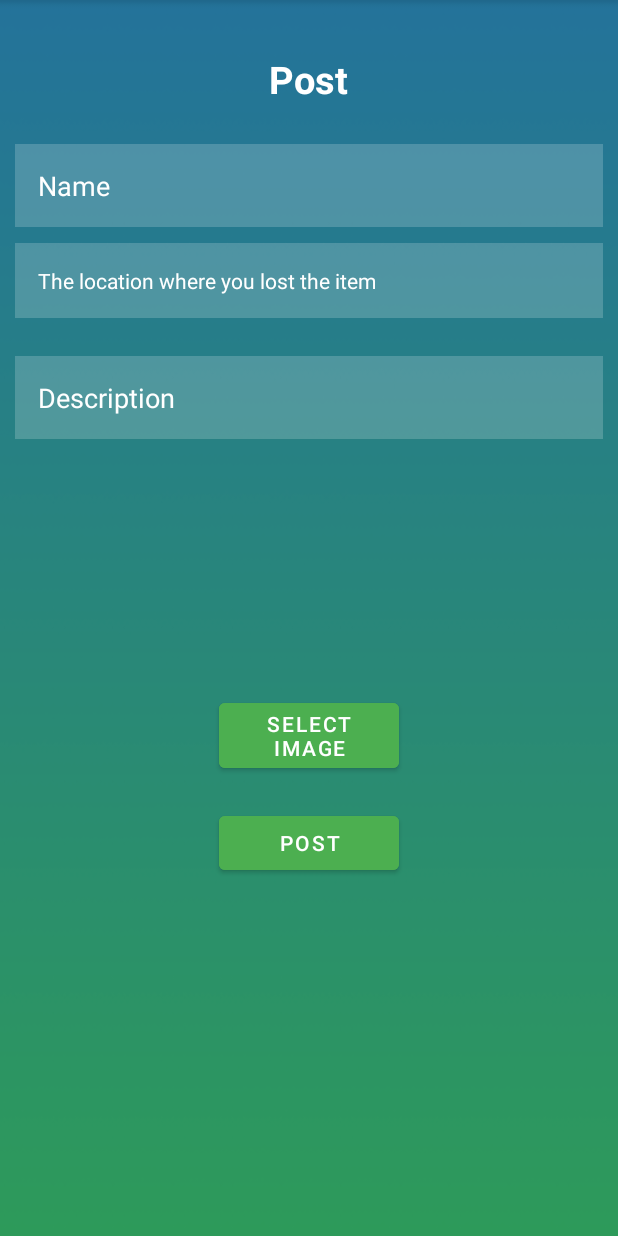
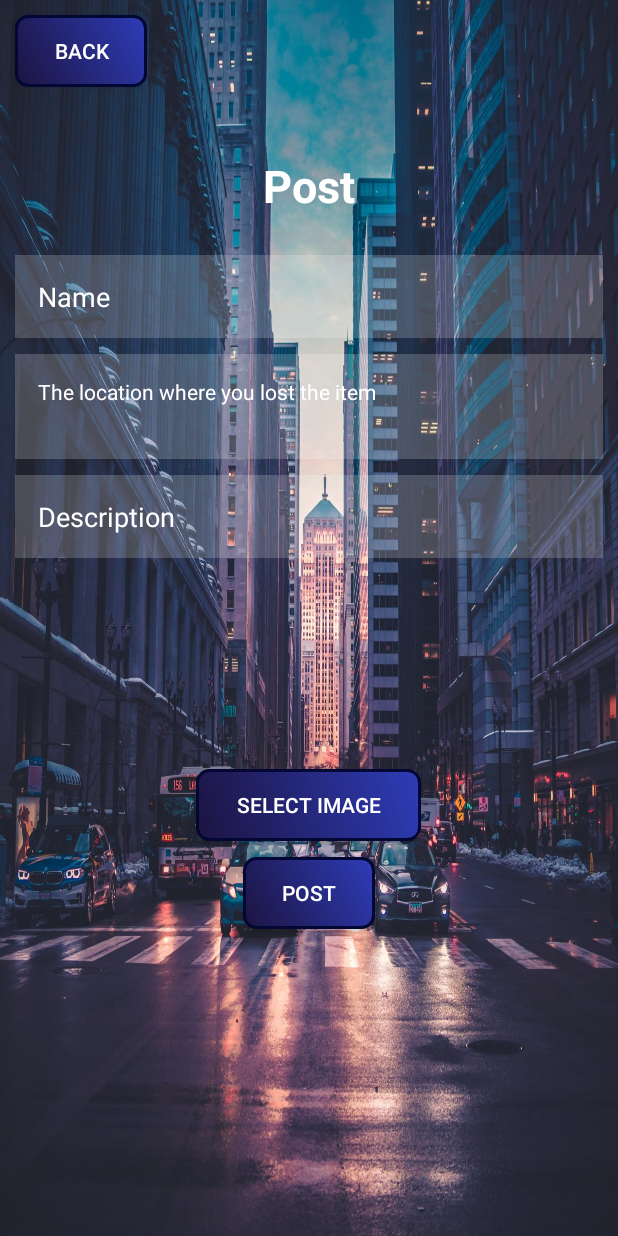
Before and after one commit to TejasBudhwal/location_app, an Android app: the PostActivity screen opened directly, with no data from a screen before it, on a phone screen of 412 x 824 dp. Run offline under Robolectric (Android 15) with nearby library versions, the light colour scheme and no system bars; our stand-ins replace Firebase (no records; nobody signed in at launch, a user with empty details on screens opened directly); pictures from the network do not load.

Commit message:
UI changes

```diff
--- a/app/src/main/AndroidManifest.xml
+++ b/app/src/main/AndroidManifest.xml
@@ -35,8 +35,7 @@
         </activity>
         <activity
             android:name=".PostActivity"
-            android:exported="false"
-            android:theme="@style/Theme.MaterialComponents.Light.NoActionBar">
+            android:exported="false">
             <meta-data
                 android:name="android.app.lib_name"
                 android:value="" />
--- a/app/src/main/java/com/example/evchargingstationlocator/PostActivity.java
+++ b/app/src/main/java/com/example/evchargingstationlocator/PostActivity.java
@@ -52,10 +52,10 @@ public class PostActivity extends AppCompatActivity {
 
     FirebaseAuth fAuth;
     String userID;
-    Button selectImage, post;
+    Button selectImage, post, back;
     ImageView selected_image;
     TextView location;
-        EditText message;
+    EditText message;
     ProgressDialog progressDialog;
     EditText Image_name;
     Uri imageUri;
@@ -95,6 +95,17 @@ public class PostActivity extends AppCompatActivity {
         super.onCreate(savedInstanceState);
         setContentView(R.layout.activity_post);
 
+        back = findViewById(R.id.backButton);
+
+        back.setOnClickListener(new View.OnClickListener() {
+            @Override
+            public void onClick(View view) {
+                Intent intent = new Intent(getApplicationContext(), SavedActivity.class);
+                startActivity(intent);
+                finish();
+            }
+        });
+
         init();
 
         auth = FirebaseAuth.getInstance();
@@ -118,7 +129,7 @@ public class PostActivity extends AppCompatActivity {
 // Retrieve the String passed from ActivityA using the key
         if (intent != null) {
             Location = intent.getStringExtra("Location");
-            Toast.makeText(this, "Location: " + Location, Toast.LENGTH_SHORT).show();
+            //Toast.makeText(this, "Location: " + Location, Toast.LENGTH_SHORT).show();
             if( Location != null ) location.setText(Location);
             Latitude = intent.getDoubleExtra("Latitude", 0.0);
             Longitude = intent.getDoubleExtra("Longitude", 0.0);
@@ -175,7 +186,7 @@ public class PostActivity extends AppCompatActivity {
         }).addOnFailureListener(new OnFailureListener() {
             @Override
             public void onFailure(@NonNull Exception e) {
-                Toast.makeText(PostActivity.this, "No posts exist for this location", Toast.LENGTH_SHORT).show();
+                Toast.makeText(PostActivity.this, "An error occured", Toast.LENGTH_SHORT).show();
             }
         });
 
--- /dev/null
+++ b/app/src/main/res/drawable/custom_button_background.xml
@@ -0,0 +1,13 @@
+<shape xmlns:android="http://schemas.android.com/apk/res/android">
+
+    <gradient
+        android:startColor="#1c1440"
+        android:endColor="#2e3cb8"
+        android:angle="45"/>
+
+    <corners android:radius="8dp" />
+
+    <stroke
+        android:width="2dp"
+        android:color="#020733" />
+</shape>
--- a/app/src/main/res/layout/activity_maps.xml
+++ b/app/src/main/res/layout/activity_maps.xml
@@ -54,9 +54,11 @@
             android:background="@drawable/rounded_edittext"
             android:backgroundTint="@color/white"
             android:ems="10"
+            android:textSize="15sp"
             android:hint="Type Location"
             android:inputType="text"
             android:textColor="@color/black"
+            android:paddingStart="15dp"
             app:layout_constraintStart_toStartOf="@+id/map"
             app:layout_constraintTop_toBottomOf="@+id/appBarLayout" />
 
@@ -85,7 +87,7 @@
             android:drawablePadding="8dp"
             android:padding="16dp"
             android:gravity="center"
-            android:drawableStart="@drawable/img" />
+            android:drawableStart="@drawable/add_location" />
 
 
 
--- a/app/src/main/res/layout/activity_post.xml
+++ b/app/src/main/res/layout/activity_post.xml
@@ -4,13 +4,22 @@
     xmlns:tools="http://schemas.android.com/tools"
     android:layout_width="match_parent"
     android:layout_height="match_parent"
-    android:background="@drawable/background2"
+    android:background="@drawable/buildings2"
     tools:context=".PostActivity">
 
     <LinearLayout
         android:layout_width="match_parent"
         android:layout_height="match_parent"
         android:orientation="vertical">
+
+        <Button
+            android:id="@+id/backButton"
+            android:layout_width="wrap_content"
+            android:layout_height="wrap_content"
+            android:layout_margin="10dp"
+            android:text="Back"
+            android:background="@drawable/custom_button_background"
+            android:textColor="#FFFFFF" />
 
         <TextView
             android:id="@+id/pfli"
@@ -22,7 +31,7 @@
             android:layout_marginBottom="5dp"
             android:text="Post"
             android:textStyle="bold"
-            android:textSize="25sp"
+            android:textSize="30sp"
             android:padding="15dp"
             android:textColor="@color/white"
             android:textColorHint="@color/white" />
@@ -44,7 +53,7 @@
         <TextView
             android:id="@+id/pfli_location"
             android:layout_width="match_parent"
-            android:layout_height="wrap_content"
+            android:layout_height="70dp"
             android:layout_marginHorizontal="10dp"
             android:layout_marginVertical="5dp"
             android:background="#30ffffff"
@@ -58,7 +67,7 @@
             android:layout_width="match_parent"
             android:layout_height="wrap_content"
             android:layout_marginHorizontal="10dp"
-            android:layout_marginVertical="20dp"
+            android:layout_marginVertical="5dp"
             android:background="#30ffffff"
             android:hint="Description"
             android:padding="15dp"
@@ -72,30 +81,25 @@
             android:layout_gravity="center"
             tools:srcCompat="@tools:sample/avatars" />
 
-        <com.google.android.material.button.MaterialButton
+        <Button
             android:id="@+id/pfli_image_select"
-            android:layout_width="120dp"
+            android:layout_width="150dp"
             android:layout_height="wrap_content"
-            android:layout_gravity="center"
-            android:layout_margin="20dp"
-            android:backgroundTint="#4CAF50"
-            android:gravity="center"
             android:text="Select Image"
-            app:layout_constraintTop_toBottomOf="@id/pfli_image"
-            app:layout_constraintStart_toStartOf="parent"
-            app:layout_constraintEnd_toEndOf="parent" />
+            android:layout_margin="5dp"
+            android:layout_gravity="center_horizontal"
+            android:background="@drawable/custom_button_background"
+            android:textColor="#FFFFFF"/>
 
-        <com.google.android.material.button.MaterialButton
+        <Button
             android:id="@+id/pfli_post"
-            android:layout_width="120dp"
+            android:layout_width="wrap_content"
             android:layout_height="wrap_content"
-            android:layout_gravity="center"
-            android:backgroundTint="#4CAF50"
-            android:gravity="center"
             android:text="Post"
-            app:layout_constraintTop_toBottomOf="@id/pfli_image_select"
-            app:layout_constraintStart_toStartOf="parent"
-            app:layout_constraintEnd_toEndOf="parent" />
+            android:layout_margin="5dp"
+            android:layout_gravity="center_horizontal"
+            android:background="@drawable/custom_button_background"
+            android:textColor="#FFFFFF"/>
 
 
     </LinearLayout>
```
Also changed, not shown: app/src/main/res/drawable/baseline_search_24.xml (+10 -4 lines), app/src/main/res/drawable/ic_baseline_charging_station_24.xml (+9 -4 lines), app/src/main/res/layout/activity_check_posts.xml (+16 -10 lines), app/src/main/res/layout/activity_evcharger.xml (+6 -1 lines), app/src/main/res/layout/all_posts_layout.xml (+7 -35 lines).
